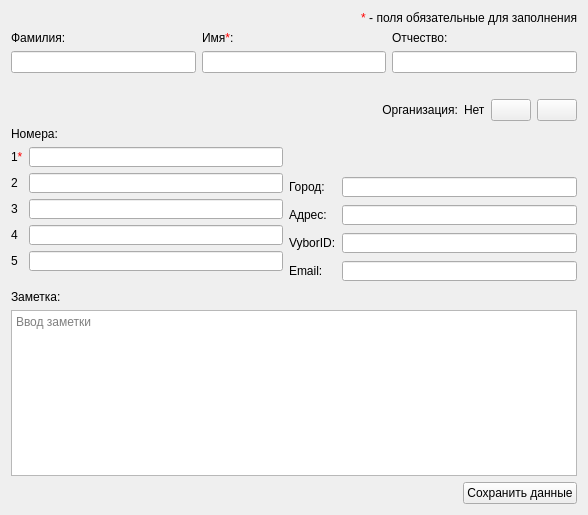
Qt form src/AddContactDialog.ui (okostynchuk/Outcall) before a commit.
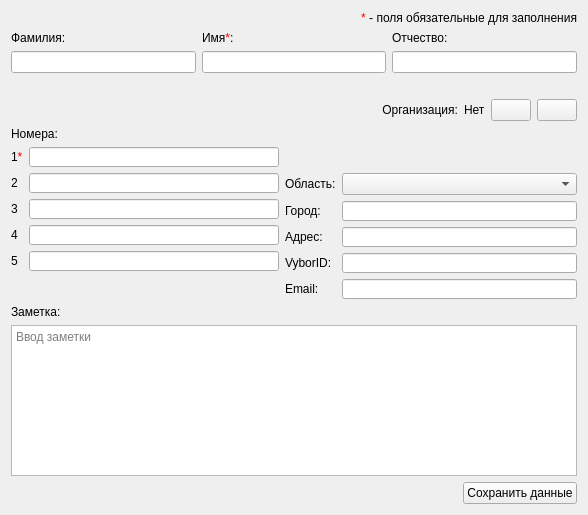
The same form after that commit. Icons and pictures are not drawn.

Commit message: added regions to contacts and other fixes

```diff
--- a/src/AddContactDialog.ui
+++ b/src/AddContactDialog.ui
@@ -414,26 +414,17 @@
          </item>
          <item>
           <layout class="QGridLayout" name="gridLayout">
-           <item row="3" column="1">
-            <widget class="QLineEdit" name="vyborId">
-             <property name="minimumSize">
-              <size>
-               <width>235</width>
-               <height>20</height>
-              </size>
+           <item row="5" column="0">
+            <widget class="QLabel" name="label_12">
+             <property name="text">
+              <string>Email:</string>
              </property>
-             <property name="maximumSize">
-              <size>
-               <width>16777215</width>
-               <height>20</height>
-              </size>
-             </property>
-             <property name="focusPolicy">
-              <enum>Qt::StrongFocus</enum>
+             <property name="alignment">
+              <set>Qt::AlignLeading|Qt::AlignLeft|Qt::AlignVCenter</set>
              </property>
             </widget>
            </item>
-           <item row="2" column="0">
+           <item row="3" column="0">
             <widget class="QLabel" name="label_10">
              <property name="text">
               <string>Адрес:</string>
@@ -443,7 +434,26 @@
              </property>
             </widget>
            </item>
-           <item row="1" column="0">
+           <item row="4" column="1">
+            <widget class="QLineEdit" name="vyborId">
+             <property name="minimumSize">
+              <size>
+               <width>235</width>
+               <height>20</height>
+              </size>
+             </property>
+             <property name="maximumSize">
+              <size>
+               <width>16777215</width>
+               <height>20</height>
+              </size>
+             </property>
+             <property name="focusPolicy">
+              <enum>Qt::StrongFocus</enum>
+             </property>
+            </widget>
+           </item>
+           <item row="2" column="0">
             <widget class="QLabel" name="label_9">
              <property name="text">
               <string>Город:</string>
@@ -453,18 +463,8 @@
              </property>
             </widget>
            </item>
-           <item row="4" column="0">
-            <widget class="QLabel" name="label_12">
-             <property name="text">
-              <string>Email:</string>
-             </property>
-             <property name="alignment">
-              <set>Qt::AlignLeading|Qt::AlignLeft|Qt::AlignVCenter</set>
-             </property>
-            </widget>
-           </item>
-           <item row="4" column="1">
-            <widget class="QLineEdit" name="email">
+           <item row="3" column="1">
+            <widget class="QLineEdit" name="address">
              <property name="minimumSize">
               <size>
                <width>235</width>
@@ -501,8 +501,8 @@
              </property>
             </widget>
            </item>
-           <item row="2" column="1">
-            <widget class="QLineEdit" name="address">
+           <item row="5" column="1">
+            <widget class="QLineEdit" name="email">
              <property name="minimumSize">
               <size>
                <width>235</width>
@@ -520,7 +520,7 @@
              </property>
             </widget>
            </item>
-           <item row="3" column="0">
+           <item row="4" column="0">
             <widget class="QLabel" name="label_11">
              <property name="text">
               <string>VyborID:</string>
@@ -530,7 +530,7 @@
              </property>
             </widget>
            </item>
-           <item row="1" column="1">
+           <item row="2" column="1">
             <widget class="QLineEdit" name="city">
              <property name="minimumSize">
               <size>
@@ -549,6 +549,16 @@
              </property>
             </widget>
            </item>
+           <item row="1" column="0">
+            <widget class="QLabel" name="label_21">
+             <property name="text">
+              <string>Область:</string>
+             </property>
+            </widget>
+           </item>
+           <item row="1" column="1">
+            <widget class="QComboBox" name="region"/>
+           </item>
           </layout>
          </item>
         </layout>
```
The commit also changes 29 other files.
